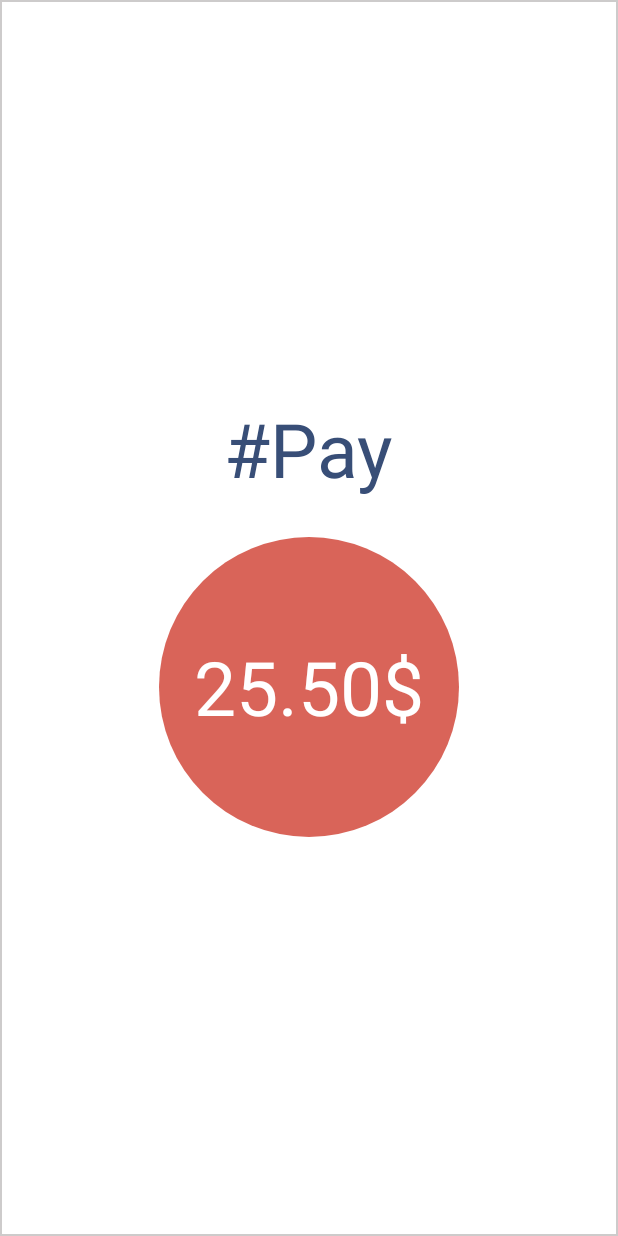
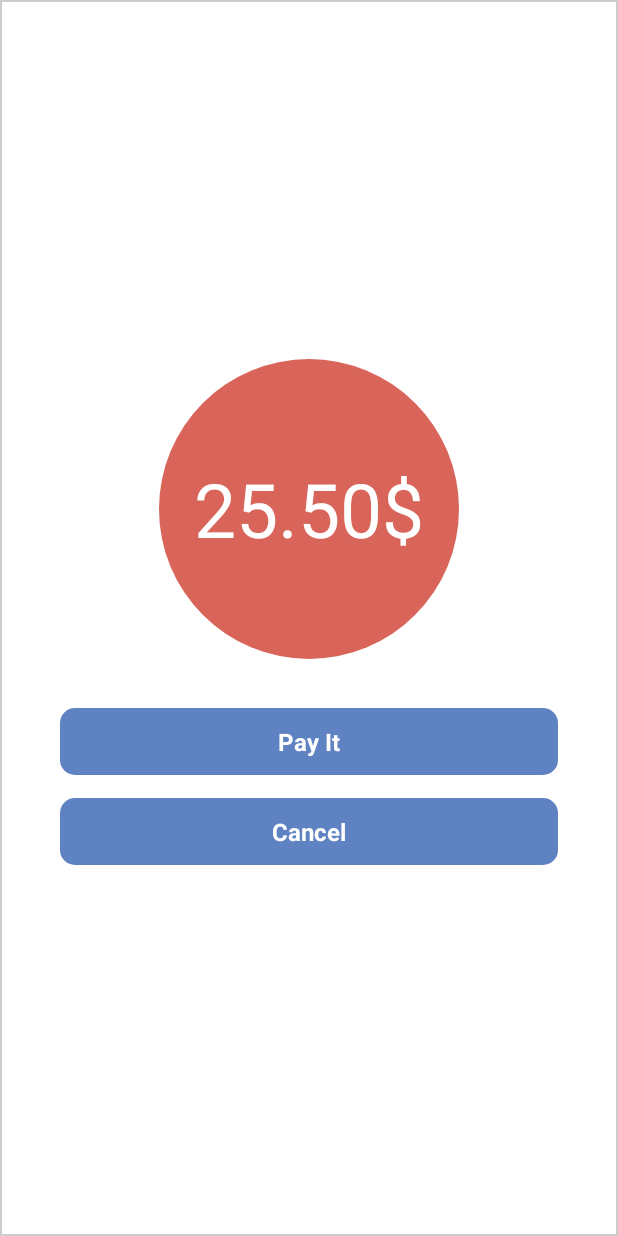
Before and after one commit to iot-senz/topupz, an Android app: the layout pay_layout.xml on its own in the app's theme, with its tools: preview values and no code run, on a phone screen of 412 x 824 dp. Run offline under Robolectric (Android 15) with nearby library versions, the light colour scheme and no system bars.

Commit message:
main + pay activities

```diff
--- a/app/src/main/AndroidManifest.xml
+++ b/app/src/main/AndroidManifest.xml
@@ -19,25 +19,21 @@
             android:label="@string/app_name"
             android:launchMode="singleTask"
             android:screenOrientation="portrait"
-            android:theme="@android:style/Theme.Holo.Light.DarkActionBar"></activity>
-        <activity
-            android:name=".ui.PayActivity"
-            android:configChanges="orientation"
-            android:label="@string/title_activity_pay"
-            android:launchMode="singleTask"
-            android:screenOrientation="portrait"
             android:theme="@android:style/Theme.Holo.Light.DarkActionBar">
             <intent-filter>
                 <action android:name="android.intent.action.MAIN" />
-
                 <category android:name="android.intent.category.LAUNCHER" />
             </intent-filter>
+        </activity>
+        <activity
+            android:name=".ui.PayActivity"
+            android:label="@string/title_activity_pay"
+            android:screenOrientation="portrait"
+            android:theme="@android:style/Theme.Holo.Light.DarkActionBar">
 
             <intent-filter>
                 <action android:name="android.nfc.action.NDEF_DISCOVERED" />
-
                 <category android:name="android.intent.category.DEFAULT" />
-
                 <data android:mimeType="text/plain" />
             </intent-filter>
         </activity>
--- a/app/src/main/java/com/score/payz/ui/PayActivity.java
+++ b/app/src/main/java/com/score/payz/ui/PayActivity.java
@@ -56,7 +56,10 @@ public class PayActivity extends Activity {
             Parcelable[] rawMessages = intent.getParcelableArrayExtra(NfcAdapter.EXTRA_NDEF_MESSAGES);
 
             NdefMessage message = (NdefMessage) rawMessages[0];
-            Log.d(TAG, new String(message.getRecords()[0].getPayload()));
+            String amount = new String(message.getRecords()[0].getPayload());
+            Log.d(TAG, amount);
+
+            payAmountText.setText("$" + amount);
         }
     }
 
--- a/app/src/main/res/layout/pay_layout.xml
+++ b/app/src/main/res/layout/pay_layout.xml
@@ -19,29 +19,29 @@
             android:layout_height="fill_parent"
             android:background="@drawable/list_row_background">
 
+            <TextView
+                android:id="@+id/click_to_pay"
+                android:layout_width="wrap_content"
+                android:layout_height="wrap_content"
+                android:layout_centerHorizontal="true"
+                android:layout_marginTop="25dp"
+                android:gravity="center"
+                android:visibility="gone"
+                android:text="#Pay"
+                android:textColor="#ff384e77"
+                android:textSize="50sp"></TextView>
+
             <RelativeLayout
                 android:layout_width="match_parent"
                 android:layout_height="wrap_content"
                 android:layout_centerInParent="true">
 
-                <TextView
-                    android:id="@+id/click_to_pay"
-                    android:layout_width="wrap_content"
-                    android:layout_height="wrap_content"
-                    android:gravity="center"
-                    android:layout_centerHorizontal="true"
-                    android:text="#Pay"
-                    android:textColor="#ff384e77"
-                    android:textSize="50sp">
-                </TextView>
 
                 <RelativeLayout
+                    android:id="@+id/pay_amount_relative_layout"
                     android:layout_width="200dp"
                     android:layout_height="200dp"
-                    android:layout_marginTop="25dp"
-                    android:layout_below="@+id/click_to_pay"
                     android:layout_centerHorizontal="true"
-                    android:id="@+id/pay_amount_relative_layout"
                     android:background="@drawable/circle_shape_red"
                     android:visibility="visible">
 
@@ -54,71 +54,70 @@
                         android:layout_marginLeft="15dp"
                         android:text="25.50$"
                         android:textColor="#FFF"
-                        android:textSize="50sp">
-                    </TextView>
+                        android:textSize="50sp"></TextView>
 
                 </RelativeLayout>
 
                 <RelativeLayout
+                    android:id="@+id/accept"
                     android:layout_width="fill_parent"
-                    android:layout_height="50dp"
-                    android:visibility="gone"
+                    android:layout_height="60dp"
+                    android:layout_below="@+id/pay_amount_relative_layout"
                     android:layout_marginTop="25dp"
-                    android:id="@+id/accept"
-                    android:layout_below="@+id/pay_amount_relative_layout"
-                    android:orientation="horizontal">
+                    android:orientation="horizontal"
+                    android:visibility="visible">
 
                     <RelativeLayout
+                        android:id="@+id/accept_button"
+                        android:layout_width="fill_parent"
+                        android:layout_height="fill_parent"
+                        android:layout_centerVertical="true"
+                        android:layout_marginBottom="5dp"
                         android:layout_marginLeft="40dp"
                         android:layout_marginRight="40dp"
                         android:layout_marginTop="10dp"
-                        android:layout_marginBottom="5dp"
-                        android:layout_centerVertical="true"
-                        android:layout_width="fill_parent"
-                        android:layout_height="fill_parent"
-                        android:background="@drawable/login_button_selector"
-                        android:id="@+id/accept_button">
+                        android:background="@drawable/login_button_selector">
+
                         <TextView
+                            android:id="@+id/accept_text"
+                            android:layout_width="wrap_content"
                             android:layout_height="wrap_content"
-                            android:layout_width="wrap_content"
                             android:layout_centerInParent="true"
+                            android:text="Pay It"
+                            android:textColor="#FFF"
                             android:textSize="16sp"
-                            android:textStyle="bold"
-                            android:textColor="#FFF"
-                            android:id="@+id/accept_text"
-                            android:text="Pay It">
-                        </TextView>
+                            android:textStyle="bold"></TextView>
                     </RelativeLayout>
 
                 </RelativeLayout>
 
                 <RelativeLayout
                     android:layout_width="fill_parent"
-                    android:layout_height="50dp"
-                    android:visibility="gone"
+                    android:layout_height="60dp"
                     android:layout_below="@+id/accept"
-                    android:orientation="horizontal">
+                    android:orientation="horizontal"
+                    android:visibility="visible">
 
                     <RelativeLayout
+                        android:id="@+id/sign_in_button_panel"
+                        android:layout_width="fill_parent"
+                        android:layout_height="fill_parent"
+                        android:layout_centerVertical="true"
+                        android:layout_marginBottom="5dp"
                         android:layout_marginLeft="40dp"
                         android:layout_marginRight="40dp"
                         android:layout_marginTop="10dp"
-                        android:layout_marginBottom="5dp"
-                        android:layout_centerVertical="true"
-                        android:layout_width="fill_parent"
-                        android:layout_height="fill_parent"
-                        android:background="@drawable/login_button_selector"
-                        android:id="@+id/sign_in_button_panel">
+                        android:background="@drawable/login_button_selector">
+
                         <TextView
+                            android:id="@+id/reject_text"
+                            android:layout_width="wrap_content"
                             android:layout_height="wrap_content"
-                            android:layout_width="wrap_content"
                             android:layout_centerInParent="true"
+                            android:text="Cancel"
+                            android:textColor="#FFF"
                             android:textSize="16sp"
-                            android:textStyle="bold"
-                            android:textColor="#FFF"
-                            android:id="@+id/reject_text"
-                            android:text="Cancel">
-                        </TextView>
+                            android:textStyle="bold"></TextView>
                     </RelativeLayout>
 
                 </RelativeLayout>
```
